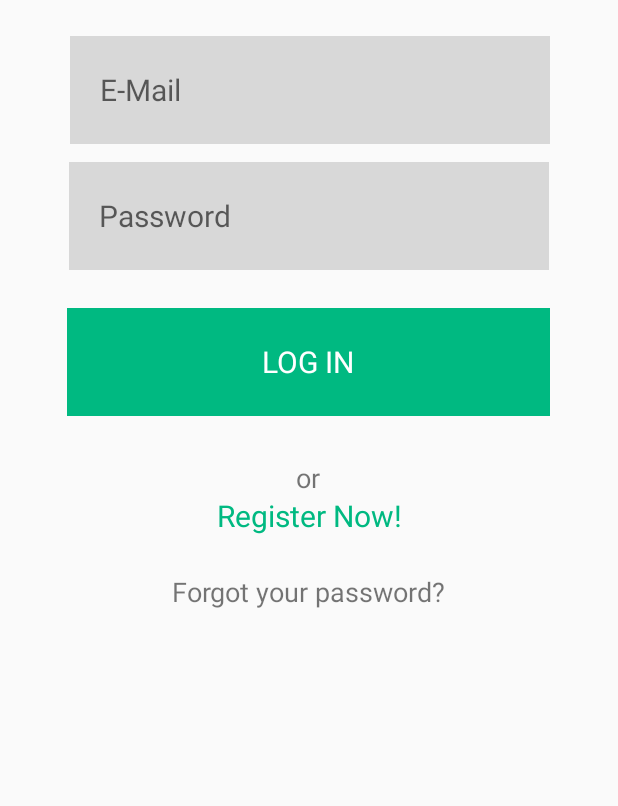
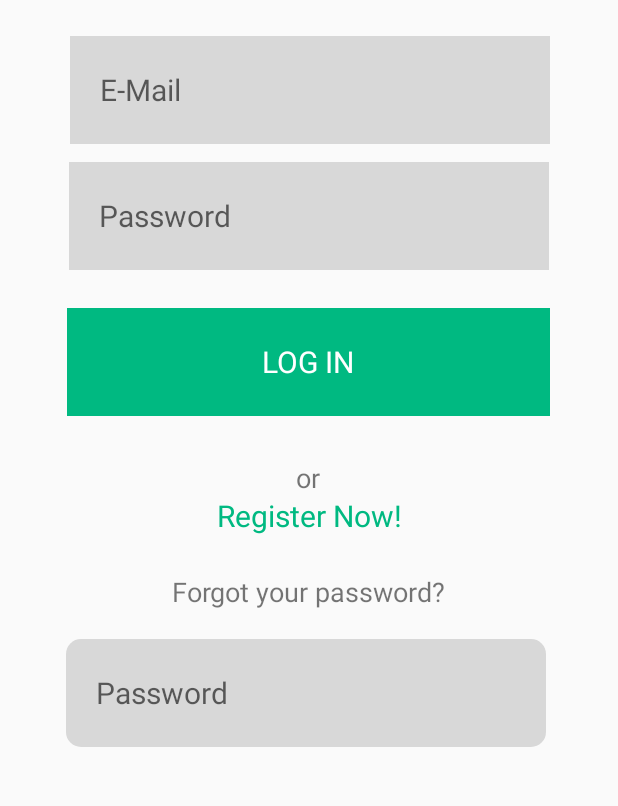
Before and after one commit to NTietje/egora, an Android app: the screen it shows after launch (LoginActivity), on a phone screen of 412 x 824 dp, the part 255-1061 px from its top. Run offline under Robolectric (Android 15) with nearby library versions, the light colour scheme and no system bars.

Commit message:
add shape and style xml textedit style complete

```diff
--- /dev/null
+++ b/app/src/main/res/drawable-v24/textedit_egora_default.xml
@@ -0,0 +1,10 @@
+<?xml version="1.0" encoding="utf-8"?>
+<shape xmlns:android="http://schemas.android.com/apk/res/android"
+    android:shape="rectangle" >
+    <corners
+        android:radius="10dp"
+        />
+    <solid
+        android:color="@color/lightTexteditColor"
+        />
+</shape>
--- /dev/null
+++ b/app/src/main/res/drawable/button_egora_default.xml
@@ -0,0 +1,10 @@
+<?xml version="1.0" encoding="utf-8"?>
+<shape xmlns:android="http://schemas.android.com/apk/res/android"
+    android:shape="rectangle" >
+    <corners
+        android:radius="10dp"
+        />
+    <solid
+        android:color="@color/colorPrimary"
+        />
+</shape>
--- a/app/src/main/res/layout/activity_login.xml
+++ b/app/src/main/res/layout/activity_login.xml
@@ -19,6 +19,15 @@
         app:autoSizeTextType="uniform"
         app:layout_constraintEnd_toEndOf="parent"
         app:layout_constraintHorizontal_bias="0.497"
+        app:layout_constraintStart_toStartOf="parent"
+        app:layout_constraintTop_toTopOf="parent" />
+
+    <EditText
+        android:id="@+id/testEdit"
+        style="@style/DefaultEditText"
+        android:layout_marginStart="44dp"
+        android:layout_marginTop="596dp"
+        android:hint="Password"
         app:layout_constraintStart_toStartOf="parent"
         app:layout_constraintTop_toTopOf="parent" />
 
--- a/app/src/main/res/values/colors.xml
+++ b/app/src/main/res/values/colors.xml
@@ -4,4 +4,6 @@
     <color name="colorPrimaryDark">#00574B</color>
     <color name="colorAccent">#D81B60</color>
     <color name="darkTextColor">#151515</color>
+    <color name="lightTextColor">@android:color/white</color>
+    <color name="lightTexteditColor">#D8D8D8</color>
 </resources>
--- a/app/src/main/res/values/dimen.xml
+++ b/app/src/main/res/values/dimen.xml
@@ -3,4 +3,7 @@
     <dimen name="logoMarginTop">56dp</dimen>
     <dimen name="marginEditText">12dp</dimen>
     <dimen name="marginButtonToEditText">25dp</dimen>
+    <dimen name="rectangleDefaultWidth">320dp</dimen>
+    <dimen name="rectangleDefaultHeight">72dp</dimen>
+    <dimen name="rectangleDefaultPaddingLeft">20dp</dimen>
 </resources>
--- a/app/src/main/res/values/styles.xml
+++ b/app/src/main/res/values/styles.xml
@@ -1,5 +1,4 @@
 <resources>
-
     <!-- Base application theme. -->
     <style name="AppTheme" parent="Theme.AppCompat.Light.DarkActionBar">
         <!-- Customize your theme here. -->
@@ -8,4 +7,20 @@
         <item name="colorAccent">@color/colorAccent</item>
     </style>
 
+    <style name="DefaultEditText">
+        <item name="android:textColor">@color/darkTextColor</item>
+        <item name="android:background">@drawable/textedit_egora_default</item>
+        <item name="android:fontFamily">sans-serif</item>
+        <item name="android:textSize">20sp</item>
+        <item name="android:radius">10dp</item>
+        <item name="android:layout_width">320dp</item>
+        <item name="android:layout_height">72dp</item>
+        <item name="android:inputType">text</item>
+        <item name="android:maxLines">1</item>
+        <item name="android:lines">1</item>
+        <item name="android:scrollHorizontally">true</item>
+        <item name="android:ellipsize">end</item>
+        <item name="android:paddingLeft">20dp</item>
+    </style>
+
 </resources>
```
